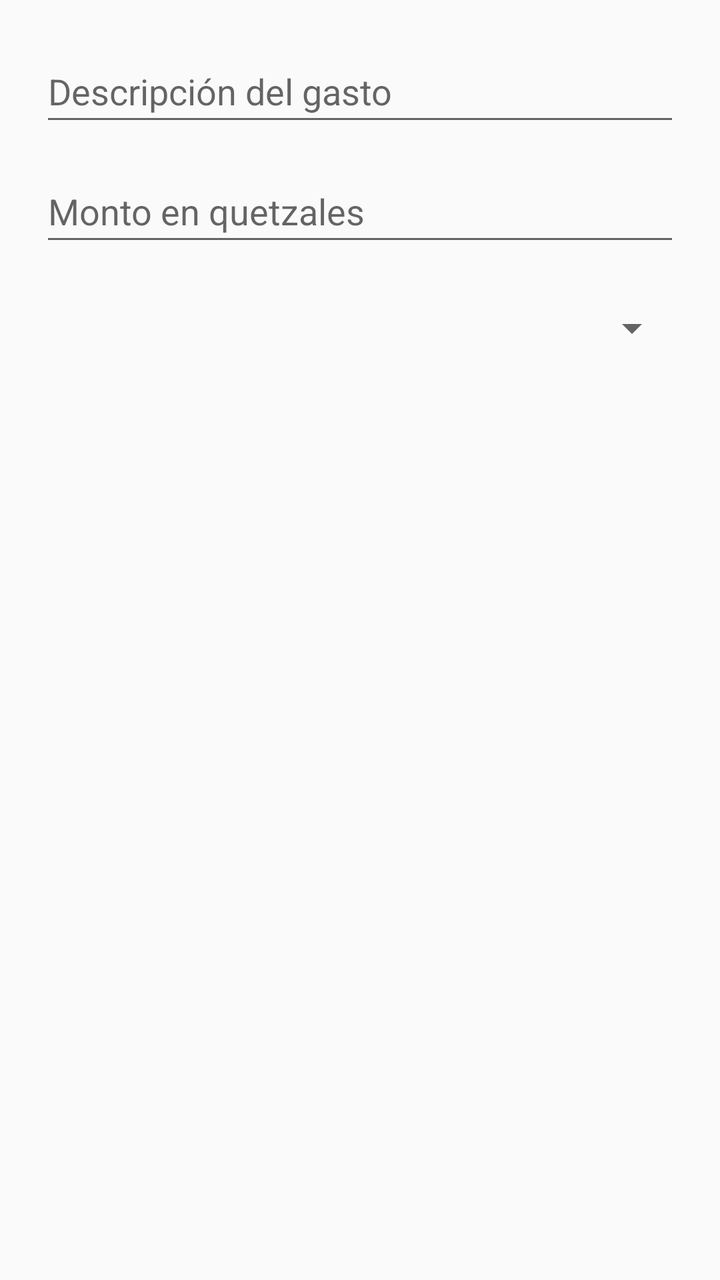
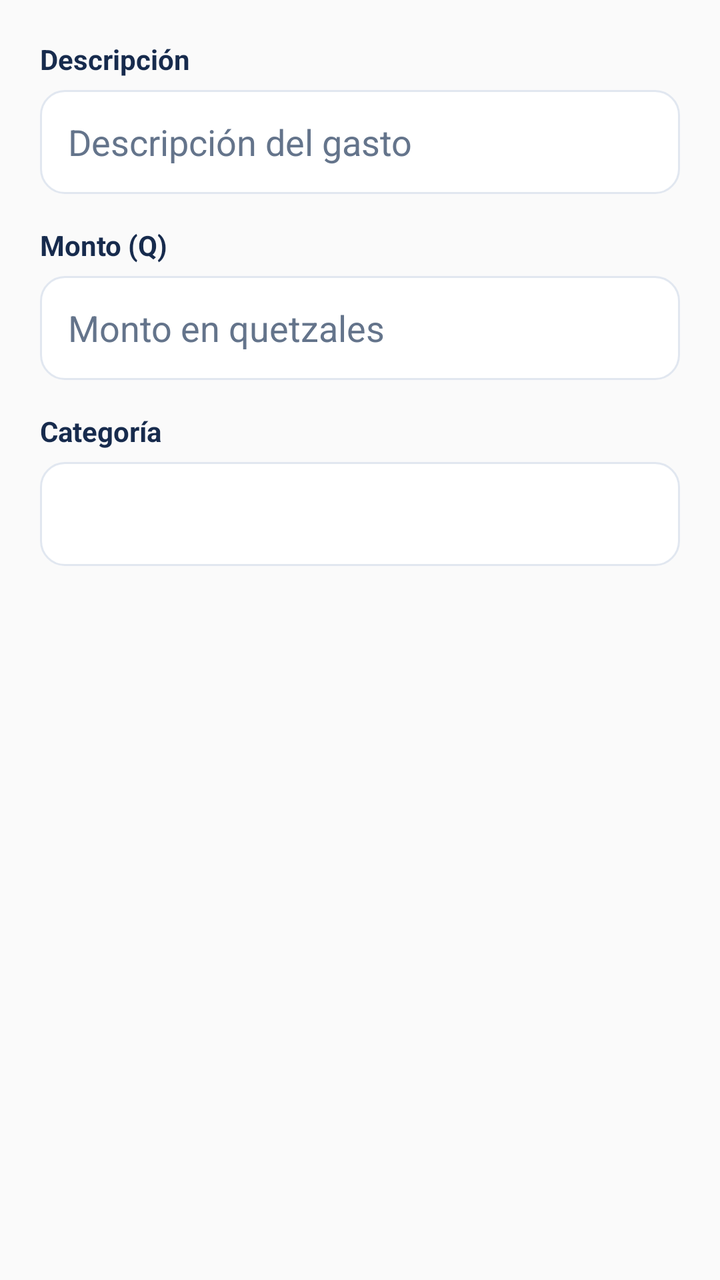

Compare the two renders of this Android layout. The source of the first and the diff that turns it into the second are given below.
<!-- AndroidManifest.xml: application theme Theme.ControlGastos -->
<!-- res/layout/dialog_editar_gasto.xml -->
<?xml version="1.0" encoding="utf-8"?>
<LinearLayout
    xmlns:android="http://schemas.android.com/apk/res/android"
    android:layout_width="match_parent"
    android:layout_height="wrap_content"
    android:orientation="vertical"
    android:padding="20dp">

    
    <EditText
        android:id="@+id/etEditarDescripcion"
        android:layout_width="match_parent"
        android:layout_height="wrap_content"
        android:minHeight="48dp"
        android:hint="Descripción del gasto"
        android:inputType="textCapSentences"
        android:maxLines="2" />

    
    <EditText
        android:id="@+id/etEditarMonto"
        android:layout_width="match_parent"
        android:layout_height="wrap_content"
        android:minHeight="48dp"
        android:layout_marginTop="12dp"
        android:hint="Monto en quetzales"
        android:inputType="numberDecimal" />

    
    <Spinner
        android:id="@+id/spEditarCategoria"
        android:layout_width="match_parent"
        android:layout_height="wrap_content"
        android:minHeight="48dp"
        android:layout_marginTop="12dp" />

</LinearLayout>
<!-- resources referenced by this layout -->
<resources>
  <style name="Theme.ControlGastos" parent="Theme.AppCompat.DayNight.NoActionBar" />
</resources>

<!-- the commit's change to res/layout/dialog_editar_gasto.xml (unified diff, before → after) -->
@@ -6,32 +6,63 @@
     android:orientation="vertical"
     android:padding="20dp">
 
+    <TextView
+        android:layout_width="match_parent"
+        android:layout_height="wrap_content"
+        android:text="Descripción"
+        android:textColor="@color/finance_text"
+        android:textStyle="bold" />
+
     
     <EditText
         android:id="@+id/etEditarDescripcion"
         android:layout_width="match_parent"
-        android:layout_height="wrap_content"
-        android:minHeight="48dp"
+        android:layout_height="52dp"
+        android:layout_marginTop="6dp"
+        android:background="@drawable/bg_campo_login"
+        android:paddingHorizontal="14dp"
+        android:textColor="@color/finance_text"
+        android:textColorHint="@color/finance_secondary_text"
         android:hint="Descripción del gasto"
         android:inputType="textCapSentences"
-        android:maxLines="2" />
+        android:singleLine="true" />
+
+    <TextView
+        android:layout_width="match_parent"
+        android:layout_height="wrap_content"
+        android:layout_marginTop="16dp"
+        android:text="Monto (Q)"
+        android:textColor="@color/finance_text"
+        android:textStyle="bold" />
 
     
     <EditText
         android:id="@+id/etEditarMonto"
         android:layout_width="match_parent"
-        android:layout_height="wrap_content"
-        android:minHeight="48dp"
-        android:layout_marginTop="12dp"
+        android:layout_height="52dp"
+        android:layout_marginTop="6dp"
+        android:background="@drawable/bg_campo_login"
+        android:paddingHorizontal="14dp"
+        android:textColor="@color/finance_text"
+        android:textColorHint="@color/finance_secondary_text"
         android:hint="Monto en quetzales"
         android:inputType="numberDecimal" />
+
+    <TextView
+        android:layout_width="match_parent"
+        android:layout_height="wrap_content"
+        android:layout_marginTop="16dp"
+        android:text="Categoría"
+        android:textColor="@color/finance_text"
+        android:textStyle="bold" />
 
     
     <Spinner
         android:id="@+id/spEditarCategoria"
         android:layout_width="match_parent"
-        android:layout_height="wrap_content"
-        android:minHeight="48dp"
-        android:layout_marginTop="12dp" />
+        android:layout_height="52dp"
+        android:layout_marginTop="6dp"
+        android:background="@drawable/bg_campo_login"
+        android:paddingHorizontal="12dp" />
 
 </LinearLayout>
<!-- resource entries referenced after the edit -->
@@ -1,5 +1,23 @@
 <!-- resources referenced by this layout -->
 <resources>
+  <color name="finance_secondary_text">#64748B</color>
+  <color name="finance_text">#172B4D</color>
+  <!-- drawable bg_campo_login (drawable) -->
+  <?xml version="1.0" encoding="utf-8"?>
+  <shape xmlns:android="http://schemas.android.com/apk/res/android"
+      android:shape="rectangle">
+  
+      <solid android:color="@color/finance_surface" />
+  
+      <corners android:radius="12dp" />
+  
+      <stroke
+          android:width="1dp"
+          android:color="@color/finance_border" />
+  
+  </shape>
   <style name="Theme.ControlGastos" parent="Theme.AppCompat.DayNight.NoActionBar" />
+  <color name="finance_surface">#FFFFFF</color>
+  <color name="finance_border">#E1E7F0</color>
 </resources>
 
